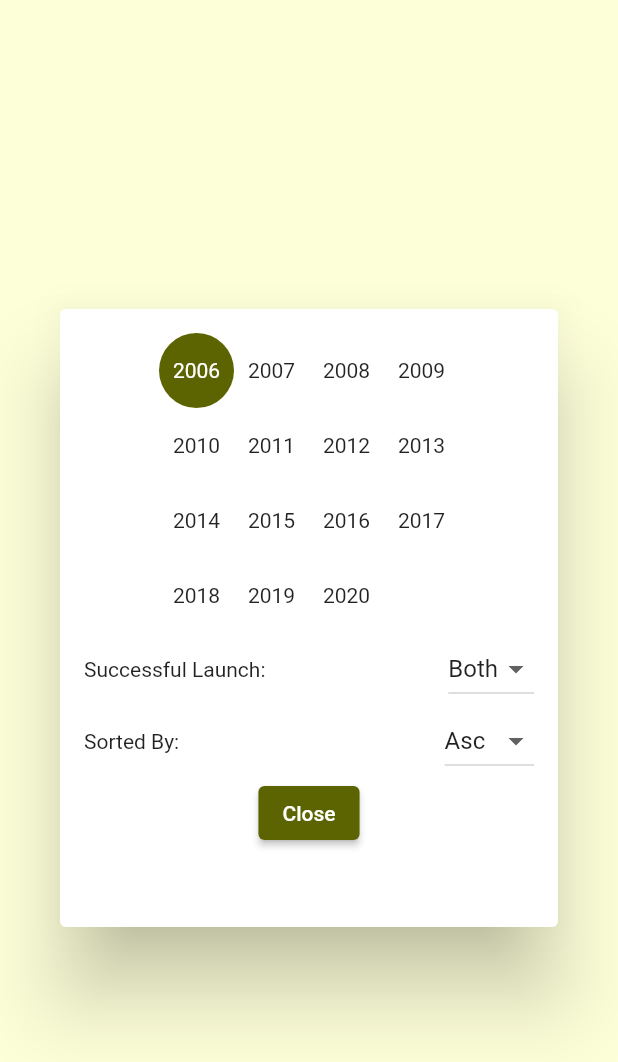
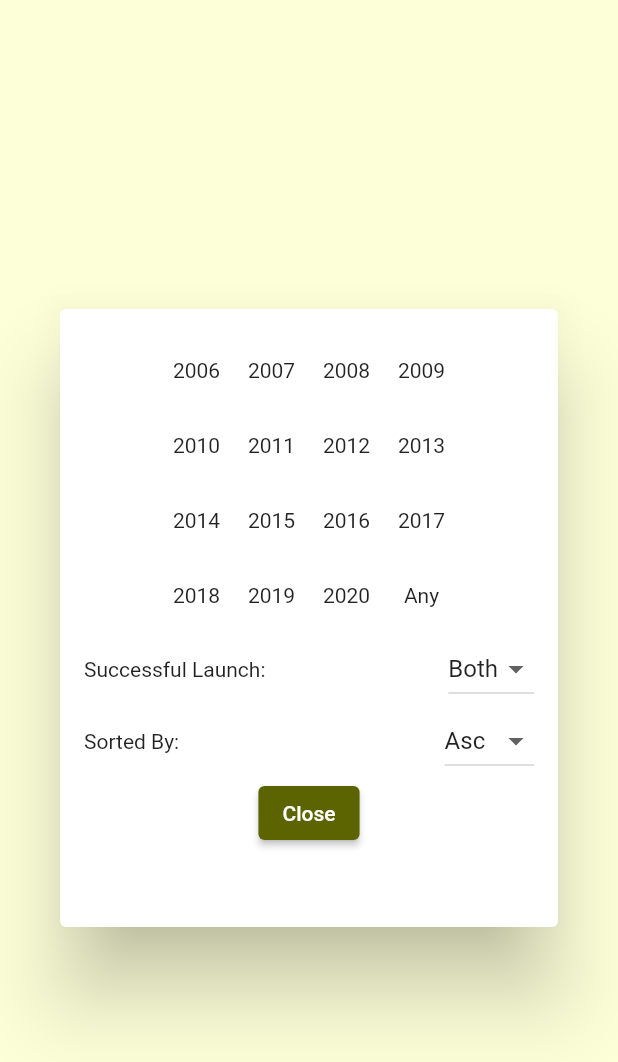
Before and after one commit to EmanuelFeij/asos, a Flutter app: the FilterDialogWidget widget shown alone on an empty page, opened directly, on a phone screen of 412 x 824 dp. Shown: the top 1062 px of the screen. Run offline on Flutter 3.47's test engine with Material 2 defaults, Android fonts, the phone set to English and light mode, and no system bars; network calls fail.

Commit message:
first version come si come sa.

```diff
--- a/lib/home_page/presentation/widgets/filter_dialog_widget.dart
+++ b/lib/home_page/presentation/widgets/filter_dialog_widget.dart
@@ -33,8 +33,11 @@ class _FilterDialogWidgetState extends State<FilterDialogWidget> {
                   height: 200,
                   child: GridView.count(
                     crossAxisCount: 4,
-                    children: List.generate(15, (index) {
-                      final newYear = index + 2006;
+                    children: List.generate(16, (index) {
+                      var newYear =
+                          (index + 2006) == 2021 ? 'Any' : '${index + 2006}';
+                      ;
+
                       return GestureDetector(
                         child: newYear == yearTextController
                             ? Container(
@@ -44,17 +47,18 @@ class _FilterDialogWidgetState extends State<FilterDialogWidget> {
                                 ),
                                 child: Center(
                                   child: Text(
-                                    '$newYear',
+                                    newYear,
                                     style: const TextStyle(color: Colors.white),
                                   ),
                                 ),
                               )
                             : Center(
-                                child: Text('$newYear'),
+                                child: Text(newYear),
                               ),
                         onTap: () {
                           setState(() {
-                            yearTextController = newYear;
+                            yearTextController =
+                                newYear != 'Any' ? int.parse(newYear) : 0;
                           });
                         },
                       );
```
Also changed, not shown: lib/home_page/presentation/widgets/list_builder.dart (+4 -3 lines), assets/youtube_logo.png (added).
